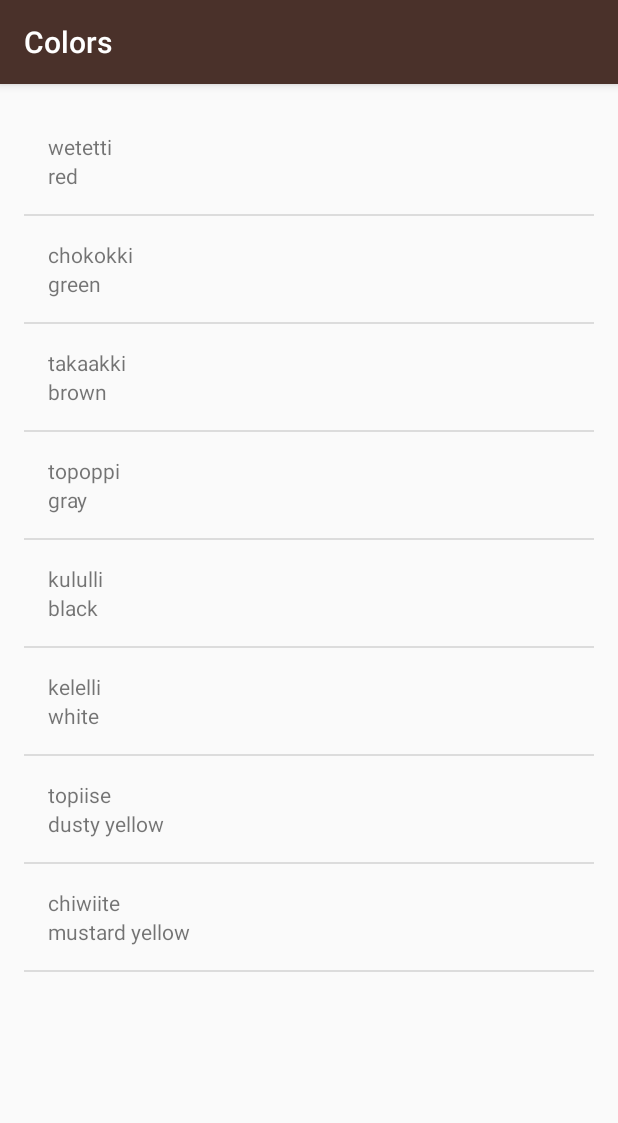
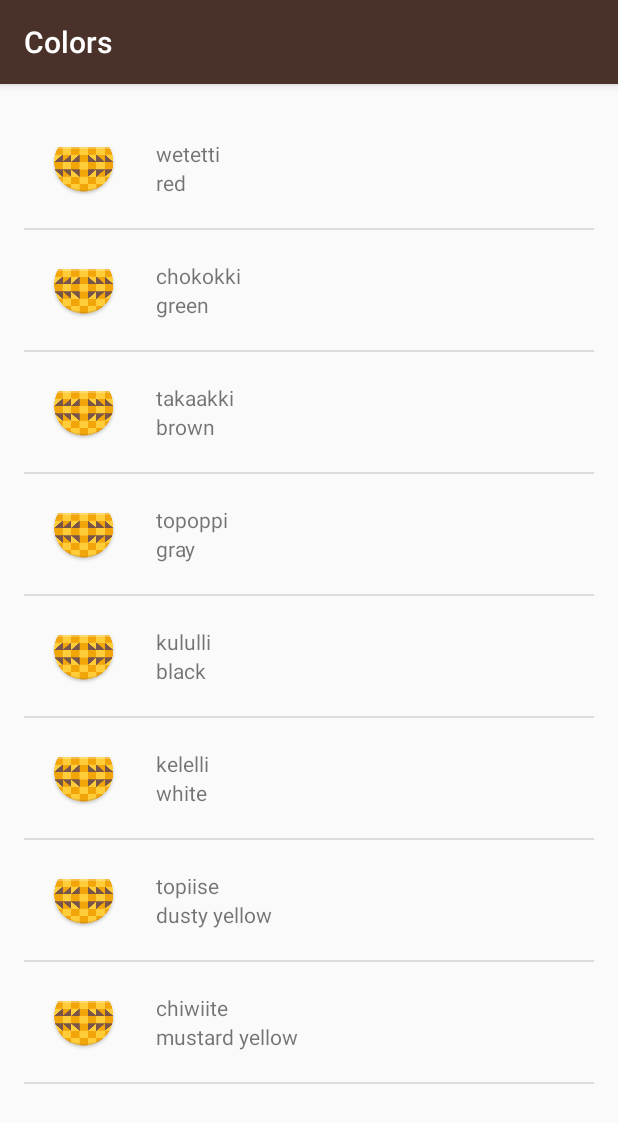
Before and after one commit to JavaOfDoom/ud839_Miwok-Starter-code, an Android app: the ColorsActivity screen opened directly, with no data from a screen before it, on a phone screen of 412 x 824 dp. Shown: the top 1123 px of the screen. Run offline under Robolectric (Android 15) with nearby library versions, the phone set to English and light mode, and no system bars.

Commit message:
Added images to be used later. changed list_item to include design for an image.

```diff
--- a/app/src/main/res/layout/list_item.xml
+++ b/app/src/main/res/layout/list_item.xml
@@ -2,9 +2,31 @@
 <LinearLayout xmlns:android="http://schemas.android.com/apk/res/android"
     xmlns:tools="http://schemas.android.com/tools"
     android:layout_width="match_parent"
-    android:layout_height="match_parent"
-    android:padding="16dp"
-    android:orientation="vertical">
+    android:layout_height="wrap_content"
+    android:orientation="horizontal">
+
+    <ImageView
+        android:layout_width="wrap_content"
+        android:layout_height="wrap_content"
+        android:src="@mipmap/ic_launcher"
+        android:paddingEnd="8dp"
+        android:paddingRight="8dp"
+        android:paddingTop="16dp"
+        android:paddingBottom="16dp"
+        android:paddingStart="16dp"
+        android:paddingLeft="16dp"/>
+
+    <LinearLayout
+        android:layout_width="match_parent"
+        android:layout_height="wrap_content"
+        android:orientation="vertical"
+        android:layout_gravity="center"
+        android:paddingRight="8dp"
+        android:paddingEnd="8dp"
+        android:paddingTop="16dp"
+        android:paddingBottom="16dp"
+        android:paddingLeft="16dp"
+        android:paddingStart="16dp">
 
         <TextView
             android:id="@+id/miwok_text_view"
@@ -18,4 +40,7 @@
             android:layout_height="wrap_content"
             tools:text="one" />
 
+
     </LinearLayout>
+
+</LinearLayout>
```
Lines whose indentation alone changed are shown as unchanged.
